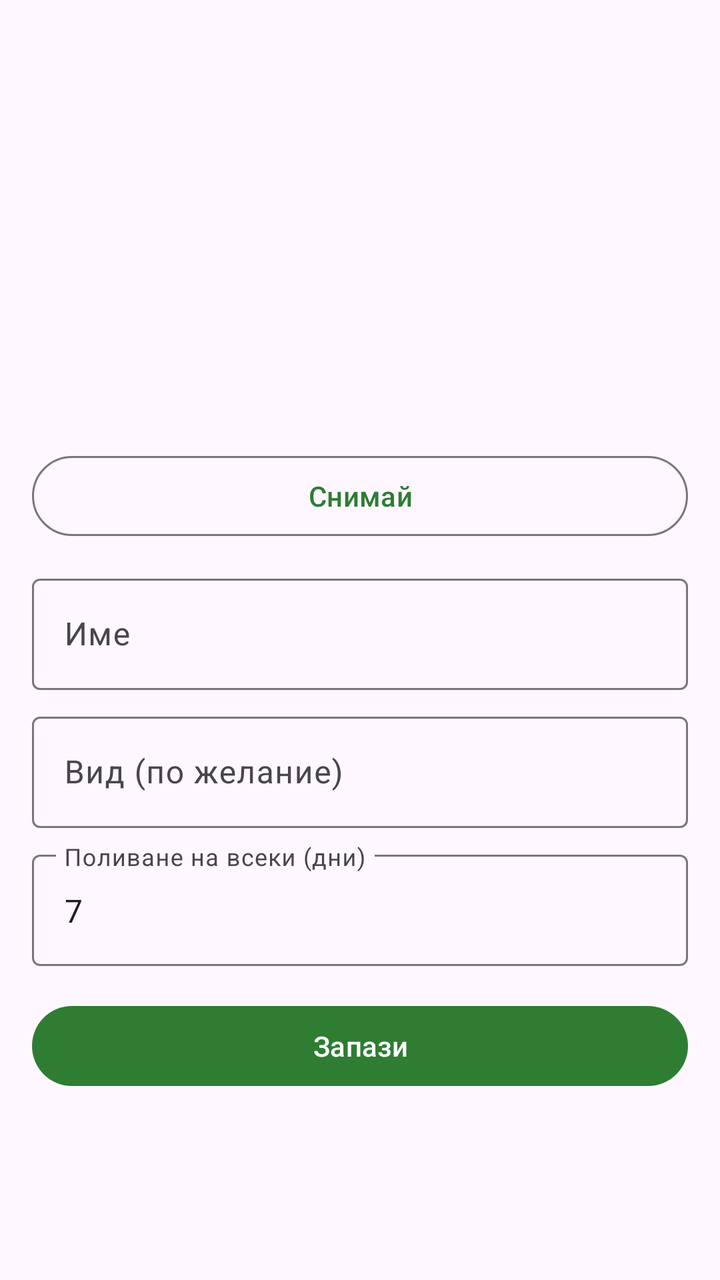
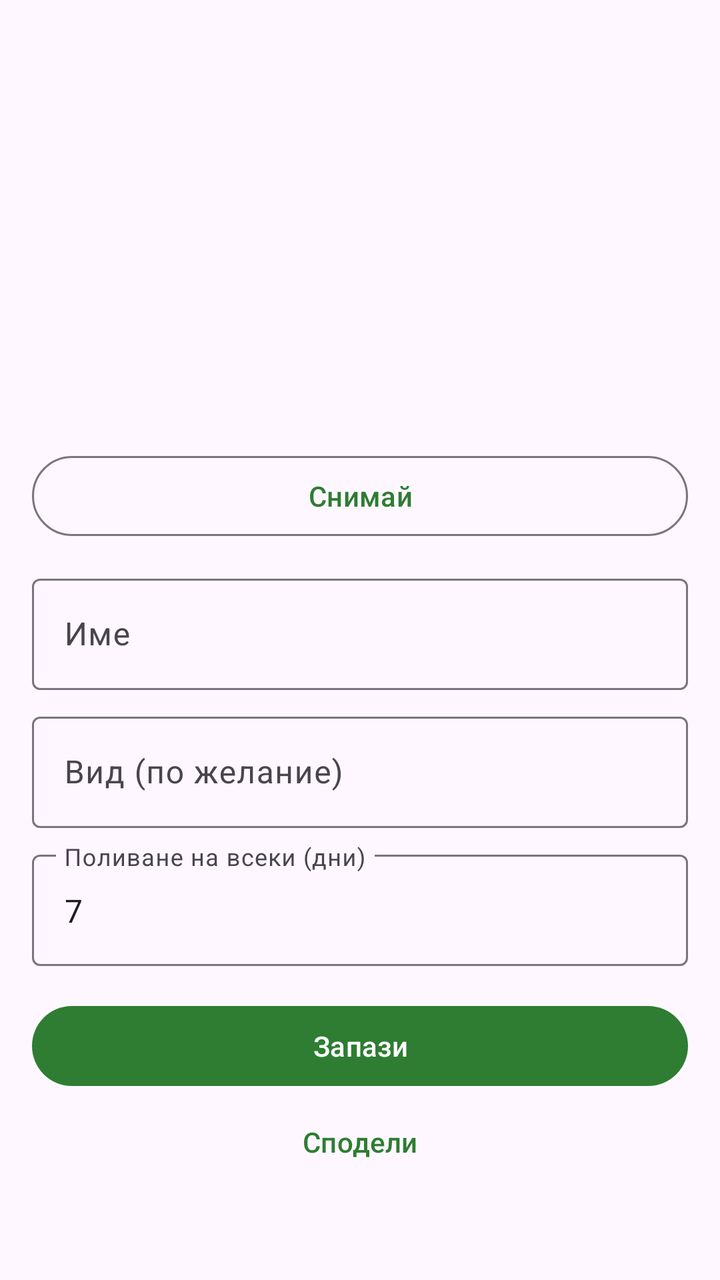

Before-and-after screenshots of an Android layout around one commit, followed by the original layout XML and the change that was made.
<!-- AndroidManifest.xml: application theme Theme.PlantCare -->
<!-- res/layout/fragment_plant_edit.xml -->
<?xml version="1.0" encoding="utf-8"?>
<ScrollView xmlns:android="http://schemas.android.com/apk/res/android"
    android:layout_width="match_parent"
    android:layout_height="match_parent"
    android:fillViewport="true">

    <LinearLayout
        android:layout_width="match_parent"
        android:layout_height="wrap_content"
        android:orientation="vertical"
        android:padding="16dp">

        <ImageView
            android:id="@+id/ivPhoto"
            android:layout_width="match_parent"
            android:layout_height="200dp"
            android:contentDescription="@string/photo_desc"
            android:scaleType="centerCrop" />

        <Button
            android:id="@+id/btnPhoto"
            style="@style/Widget.Material3.Button.OutlinedButton"
            android:layout_width="match_parent"
            android:layout_height="wrap_content"
            android:layout_marginTop="8dp"
            android:text="@string/take_photo" />

        <com.google.android.material.textfield.TextInputLayout
            android:id="@+id/tilName"
            android:layout_width="match_parent"
            android:layout_height="wrap_content"
            android:layout_marginTop="12dp"
            android:hint="@string/hint_name">

            <com.google.android.material.textfield.TextInputEditText
                android:id="@+id/etName"
                android:layout_width="match_parent"
                android:layout_height="wrap_content"
                android:inputType="textCapSentences" />
        </com.google.android.material.textfield.TextInputLayout>

        <com.google.android.material.textfield.TextInputLayout
            android:id="@+id/tilSpecies"
            android:layout_width="match_parent"
            android:layout_height="wrap_content"
            android:layout_marginTop="8dp"
            android:hint="@string/hint_species">

            <com.google.android.material.textfield.TextInputEditText
                android:id="@+id/etSpecies"
                android:layout_width="match_parent"
                android:layout_height="wrap_content"
                android:inputType="textCapSentences" />
        </com.google.android.material.textfield.TextInputLayout>

        <com.google.android.material.textfield.TextInputLayout
            android:id="@+id/tilInterval"
            android:layout_width="match_parent"
            android:layout_height="wrap_content"
            android:layout_marginTop="8dp"
            android:hint="@string/hint_interval">

            <com.google.android.material.textfield.TextInputEditText
                android:id="@+id/etInterval"
                android:layout_width="match_parent"
                android:layout_height="wrap_content"
                android:inputType="number"
                android:text="7" />
        </com.google.android.material.textfield.TextInputLayout>

        <Button
            android:id="@+id/btnSave"
            android:layout_width="match_parent"
            android:layout_height="wrap_content"
            android:layout_marginTop="16dp"
            android:text="@string/save" />
    </LinearLayout>
</ScrollView>
<!-- resources referenced by this layout -->
<resources>
  <string name="hint_interval">Поливане на всеки (дни)</string>
  <string name="hint_name">Име</string>
  <string name="hint_species">Вид (по желание)</string>
  <string name="photo_desc">Снимка на растението</string>6
  <string name="save">Запази</string>
  <string name="take_photo">Снимай</string>
  <style name="Theme.PlantCare" parent="Theme.Material3.DayNight.NoActionBar">
          <item name="colorPrimary">@color/plant_primary</item>
          <item name="colorOnPrimary">@color/plant_on_primary</item>
      </style>
  <color name="plant_primary">#2E7D32</color>
  <color name="plant_on_primary">#FFFFFF</color>
</resources>

<!-- the commit's change to res/layout/fragment_plant_edit.xml (unified diff, before → after) -->
@@ -74,5 +74,11 @@
             android:layout_height="wrap_content"
             android:layout_marginTop="16dp"
             android:text="@string/save" />
+        <Button
+            android:id="@+id/btnShare"
+            style="@style/Widget.Material3.Button.TextButton"
+            android:layout_width="match_parent"
+            android:layout_height="wrap_content"
+            android:text="@string/share" />
     </LinearLayout>
 </ScrollView>
<!-- resource entries referenced after the edit -->
@@ -5,6 +5,7 @@
   <string name="hint_species">Вид (по желание)</string>
   <string name="photo_desc">Снимка на растението</string>6
   <string name="save">Запази</string>
+  <string name="share">Сподели</string>
   <string name="take_photo">Снимай</string>
   <style name="Theme.PlantCare" parent="Theme.Material3.DayNight.NoActionBar">
           <item name="colorPrimary">@color/plant_primary</item>
